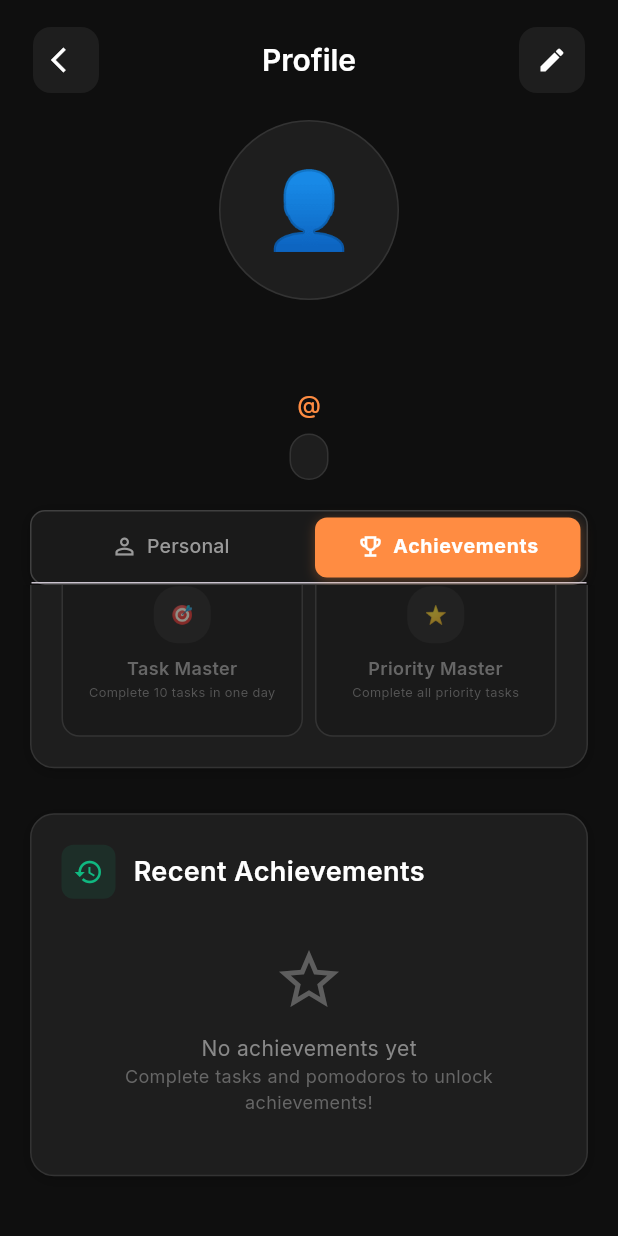
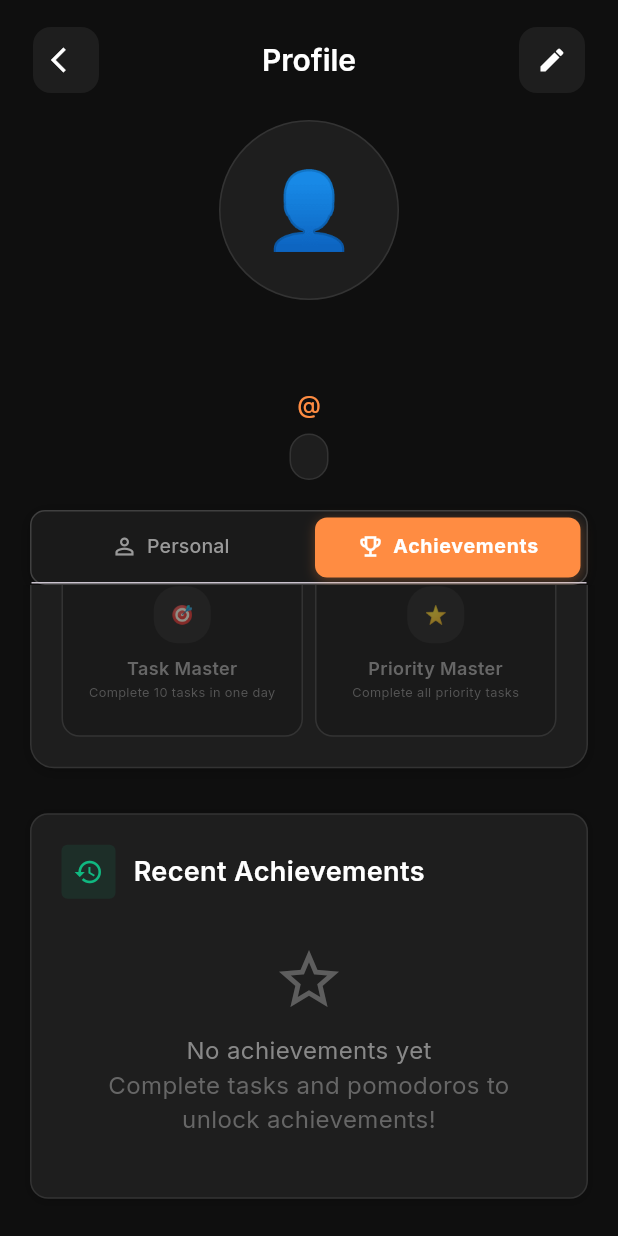
Before and after one commit to AccessibleDitto/4bit_hackit, a Flutter app: the ProfileScreen screen opened by its route, tab 2 chosen, scrolled down 1047 dp, on a phone screen of 412 x 824 dp. Run offline on Flutter 3.47's test engine with Material 3 defaults, Android fonts, the phone set to English and light mode, and no system bars; our stand-ins replace calendar_view, cloud_firestore, confetti, firebase_auth, firebase_core, fl_chart and 5 more; missing offline and left inert: app_limiter, nfc_manager; accounts and stored records are empty.

Commit message:
fixed screen constraints for setting screen

```diff
--- a/flutter_application_4bit/lib/profile.dart
+++ b/flutter_application_4bit/lib/profile.dart
@@ -983,8 +983,8 @@ class _ProfileScreenState extends State<ProfileScreen>
                     physics: const NeverScrollableScrollPhysics(),
                     gridDelegate: const SliverGridDelegateWithFixedCrossAxisCount(
                       crossAxisCount: 4,
-                      crossAxisSpacing: 12,
-                      mainAxisSpacing: 12,
+                      crossAxisSpacing: 15,
+                      mainAxisSpacing: 15,
                     ),
                     itemCount: _avatarOptions.length,
                     itemBuilder: (context, index) {
@@ -1033,6 +1033,9 @@ class _ProfileScreenState extends State<ProfileScreen>
   }
 
   Widget _buildTabBar() {
+    final screenHeight = MediaQuery.of(context).size.height;
+    final isSmallScreen = screenHeight < 700;
+
     return Container(
       height: 50,
       margin: const EdgeInsets.symmetric(horizontal: 20),
@@ -1066,23 +1069,28 @@ class _ProfileScreenState extends State<ProfileScreen>
         labelColor: Colors.white,
         unselectedLabelColor: const Color(0xFF999999),
         labelStyle: GoogleFonts.inter(
-          fontSize: 13,
+          fontSize: isSmallScreen ? 10 : 13,
           fontWeight: FontWeight.w700,
           letterSpacing: 0.5,
         ),
         unselectedLabelStyle: GoogleFonts.inter(
-          fontSize: 13,
+          fontSize: isSmallScreen ? 10 : 13,
           fontWeight: FontWeight.w500,
         ),
-        tabs: const [
+        tabs: [
           Tab(
             height: 42,
             child: Row(
               mainAxisAlignment: MainAxisAlignment.center,
               children: [
-                Icon(Icons.person_outline, size: 18),
-                SizedBox(width: 6),
-                Text('Personal'),
+                Icon(Icons.person_outline, size: isSmallScreen ? 14 : 18),
+                SizedBox(width: isSmallScreen ? 3 : 6),
+                Flexible(
+                  child: Text(
+                    'Personal',
+                    overflow: TextOverflow.ellipsis,
+                  ),
+                ),
               ],
             ),
           ),
@@ -1091,9 +1099,14 @@ class _ProfileScreenState extends State<ProfileScreen>
             child: Row(
               mainAxisAlignment: MainAxisAlignment.center,
               children: [
-                Icon(Icons.emoji_events_outlined, size: 18),
-                SizedBox(width: 6),
-                Text('Achievements'),
+                Icon(Icons.emoji_events_outlined, size: isSmallScreen ? 14 : 18),
+                SizedBox(width: isSmallScreen ? 3 : 6),
+                Flexible(
+                  child: Text(
+                    'Achievements',
+                    overflow: TextOverflow.ellipsis,
+                  ),
+                ),
               ],
             ),
           ),
@@ -1135,18 +1148,21 @@ class _ProfileScreenState extends State<ProfileScreen>
   }
 
   Widget _buildAchievementsTab() {
+    final screenHeight = MediaQuery.of(context).size.height;
+    final isSmallScreen = screenHeight < 700;
+
     return SingleChildScrollView(
       physics: const BouncingScrollPhysics(),
       child: Padding(
-        padding: const EdgeInsets.all(20),
+        padding: EdgeInsets.all(isSmallScreen ? 3 : 20),
         child: Column(
           children: [
             _buildStatsGrid(),
-            const SizedBox(height: 30),
+            SizedBox(height: isSmallScreen ? 3 : 30),
             _buildBadgesSection(),
-            const SizedBox(height: 30),
+            SizedBox(height: isSmallScreen ? 3 : 30),
             _buildRecentAchievements(),
-            const SizedBox(height: 20),
+            SizedBox(height: isSmallScreen ? 1 : 20),
           ],
         ),
       ),
@@ -1230,13 +1246,16 @@ class _ProfileScreenState extends State<ProfileScreen>
   }
 
   Widget _buildStatsGrid() {
+    final screenHeight = MediaQuery.of(context).size.height;
+    final isSmallScreen = screenHeight < 700;
+
     return GridView.count(
       crossAxisCount: 2,
       shrinkWrap: true,
       physics: const NeverScrollableScrollPhysics(),
-      mainAxisSpacing: 20,
-      crossAxisSpacing: 20,
-      childAspectRatio: 1.0,
+      mainAxisSpacing: isSmallScreen ? 8 : 20,
+      crossAxisSpacing: isSmallScreen ? 8 : 20,
+      childAspectRatio: isSmallScreen ? 1.1 : 1.0,
       children: [
         _buildStatCard('Pomodoros\nCompleted', '${_userStats.pomodorosCompleted}', Icons.timer, const Color(0xFFFF8C42)),
         _buildStatCard('Total Focus\nTime', _userStats.totalFocusTime, Icons.access_time, const Color(0xFF10B981)),
@@ -1247,16 +1266,19 @@ class _ProfileScreenState extends State<ProfileScreen>
   }
 
   Widget _buildStatCard(String title, String value, IconData icon, Color color) {
+    final screenHeight = MediaQuery.of(context).size.height;
+    final isSmallScreen = screenHeight < 700;
+
     return Container(
-      padding: const EdgeInsets.all(24),
+      padding: EdgeInsets.all(isSmallScreen ? 8 : 24),
       decoration: BoxDecoration(
         color: const Color(0xFF1E1E1E),
-        borderRadius: BorderRadius.circular(20),
+        borderRadius: BorderRadius.circular(isSmallScreen ? 12 : 20),
         border: Border.all(color: const Color(0xFF333333)),
         boxShadow: [
           BoxShadow(
             color: Colors.black.withValues(alpha: 0.1),
-            blurRadius: 8,
+            blurRadius: isSmallScreen ? 4 : 8,
             offset: const Offset(0, 2),
           ),
         ],
@@ -1265,10 +1287,10 @@ class _ProfileScreenState extends State<ProfileScreen>
         mainAxisAlignment: MainAxisAlignment.center,
         children: [
           Container(
-            padding: const EdgeInsets.all(16),
+            padding: EdgeInsets.all(isSmallScreen ? 6 : 16),
             decoration: BoxDecoration(
               color: color.withValues(alpha: 0.15),
-              borderRadius: BorderRadius.circular(16),
+              borderRadius: BorderRadius.circular(isSmallScreen ? 8 : 16),
               border: Border.all(
                 color: color.withValues(alpha: 0.3),
                 width: 1,
@@ -1277,24 +1299,24 @@ class _ProfileScreenState extends State<ProfileScreen>
             child: Icon(
               icon,
               color: color,
-              size: 28,
-            ),
-          ),
-          const SizedBox(height: 16),
+              size: isSmallScreen ? 40: 46,
+            ),
+          ),
+          SizedBox(height: isSmallScreen ? 6 : 16),
           Text(
             value,
             style: GoogleFonts.inter(
-              fontSize: 24,
+              fontSize: isSmallScreen ? 14 : 24,
               fontWeight: FontWeight.w800,
               color: Colors.white,
             ),
           ),
-          const SizedBox(height: 8),
+          SizedBox(height: isSmallScreen ? 3 : 8),
           Text(
             title,
             textAlign: TextAlign.center,
             style: GoogleFonts.inter(
-              fontSize: 14,
+              fontSize: isSmallScreen ? 12 : 14,
               color: const Color(0xFF888888),
               fontWeight: FontWeight.w600,
               height: 1.2,
@@ -1495,18 +1517,20 @@ class _ProfileScreenState extends State<ProfileScreen>
 
   Widget _buildRecentAchievements() {
     final achievements = _userStats.recentAchievements;
+    final screenHeight = MediaQuery.of(context).size.height;
+    final isSmallScreen = screenHeight < 700;
 
     return Container(
-      padding: const EdgeInsets.all(20),
+      padding: EdgeInsets.all(isSmallScreen ? 6 : 20),
       decoration: BoxDecoration(
         color: const Color(0xFF1E1E1E),
-        borderRadius: BorderRadius.circular(16),
+        borderRadius: BorderRadius.circular(12),
         border: Border.all(color: const Color(0xFF333333)),
         boxShadow: [
           BoxShadow(
             color: Colors.black.withValues(alpha: 0.2),
-            blurRadius: 8,
-            offset: const Offset(0, 2),
+            blurRadius: 6,
+            offset: const Offset(0, 1),
           ),
         ],
       ),
@@ -1516,44 +1540,44 @@ class _ProfileScreenState extends State<ProfileScreen>
           Row(
             children: [
               Container(
-                padding: const EdgeInsets.all(8),
+                padding: EdgeInsets.all(isSmallScreen ? 2 : 8),
                 decoration: BoxDecoration(
                   color: const Color(0xFF10B981).withValues(alpha: 0.1),
-                  borderRadius: BorderRadius.circular(8),
-                ),
-                child: const Icon(
+                  borderRadius: BorderRadius.circular(4),
+                ),
+                child: Icon(
                   Icons.history,
-                  color: Color(0xFF10B981),
-                  size: 20,
-                ),
-              ),
-              const SizedBox(width: 12),
+                  color: const Color(0xFF10B981),
+                  size: isSmallScreen ? 12 : 20,
+                ),
+              ),
+              SizedBox(width: isSmallScreen ? 4 : 12),
               Text(
                 'Recent Achievements',
                 style: GoogleFonts.inter(
-                  fontSize: 18,
+                  fontSize: isSmallScreen ? 10 : 18,
                   fontWeight: FontWeight.w600,
                   color: Colors.white,
                 ),
               ),
             ],
           ),
-          const SizedBox(height: 10),
+          SizedBox(height: isSmallScreen ? 3 : 10),
           if (achievements.isEmpty)
             Container(
-              padding: const EdgeInsets.all(20),
+              padding: EdgeInsets.all(isSmallScreen ? 6 : 20),
               child: Column(
                 children: [
                   Icon(
                     Icons.star_outline,
-                    size: 48,
+                    size: isSmallScreen ? 20 : 48,
                     color: Colors.grey.withValues(alpha: 0.5),
                   ),
-                  const SizedBox(height: 12),
+                  SizedBox(height: isSmallScreen ? 3 : 12),
                   Text(
                     'No achievements yet',
                     style: GoogleFonts.inter(
-                      fontSize: 14,
+                      fontSize: isSmallScreen ? 10 : 16,
                       color: const Color(0xFF888888),
                     ),
                   ),
@@ -1561,7 +1585,7 @@ class _ProfileScreenState extends State<ProfileScreen>
                     'Complete tasks and pomodoros to unlock achievements!',
                     textAlign: TextAlign.center,
                     style: GoogleFonts.inter(
-                      fontSize: 12,
+                      fontSize: isSmallScreen ? 10 : 16,
                       color: const Color(0xFF666666),
                     ),
                   ),
@@ -1572,7 +1596,7 @@ class _ProfileScreenState extends State<ProfileScreen>
             ...achievements.take(3).map((achievement) {
               final timeAgo = _getTimeAgo(achievement.timestamp);
               return Padding(
-                padding: const EdgeInsets.only(bottom: 12),
+                padding: EdgeInsets.only(bottom: isSmallScreen ? 1 : 12),
                 child: _buildAchievementItem(
                   achievement.emoji,
                   achievement.title,
@@ -1602,23 +1626,26 @@ class _ProfileScreenState extends State<ProfileScreen>
   }
 
   Widget _buildAchievementItem(String emoji, String title, String description, String time) {
+    final screenHeight = MediaQuery.of(context).size.height;
+    final isSmallScreen = screenHeight < 700;
+
     return Row(
       children: [
         Container(
-          width: 40,
-          height: 40,
+          width: isSmallScreen ? 20 : 40,
+          height: isSmallScreen ? 20 : 40,
           decoration: BoxDecoration(
             color: const Color(0xFFFF8C42).withValues(alpha: 0.1),
-            borderRadius: BorderRadius.circular(10),
+            borderRadius: BorderRadius.circular(3),
           ),
           child: Center(
             child: Text(
               emoji,
-              style: const TextStyle(fontSize: 20),
-            ),
-          ),
-        ),
-        const SizedBox(width: 12),
+              style: TextStyle(fontSize: isSmallScreen ? 10 : 20),
+            ),
+          ),
+        ),
+        SizedBox(width: isSmallScreen ? 3 : 12),
         Expanded(
           child: Column(
             crossAxisAlignment: CrossAxisAlignment.start,
@@ -1626,18 +1653,21 @@ class _ProfileScreenState extends State<ProfileScreen>
               Text(
                 title,
                 style: GoogleFonts.inter(
-                  fontSize: 14,
+                  fontSize: isSmallScreen ? 9 : 14,
                   fontWeight: FontWeight.w600,
                   color: Colors.white,
                 ),
-              ),
-              const SizedBox(height: 2),
+                overflow: TextOverflow.ellipsis,
+                maxLines: 1,
+              ),
               Text(
                 description,
                 style: GoogleFonts.inter(
-                  fontSize: 12,
+                  fontSize: isSmallScreen ? 7 : 12,
                   color: const Color(0xFF888888),
                 ),
+                overflow: TextOverflow.ellipsis,
+                maxLines: 1,
               ),
             ],
           ),
@@ -1645,7 +1675,7 @@ class _ProfileScreenState extends State<ProfileScreen>
         Text(
           time,
           style: GoogleFonts.inter(
-            fontSize: 11,
+            fontSize: isSmallScreen ? 6 : 11,
             color: const Color(0xFF666666),
           ),
         ),
```
